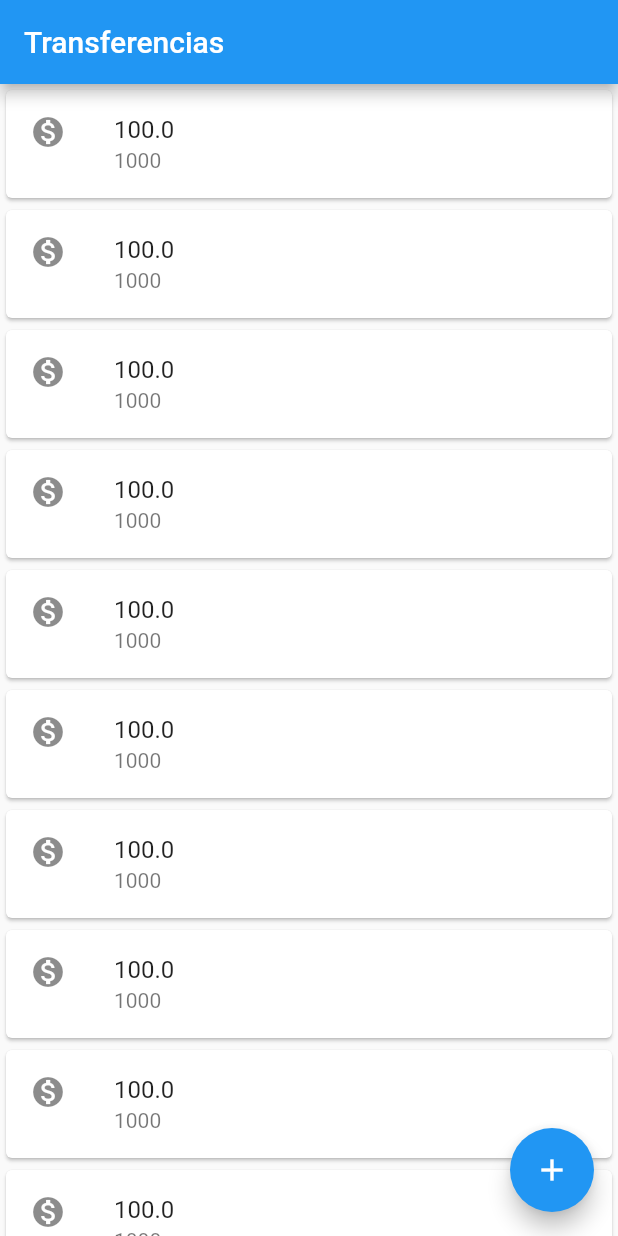
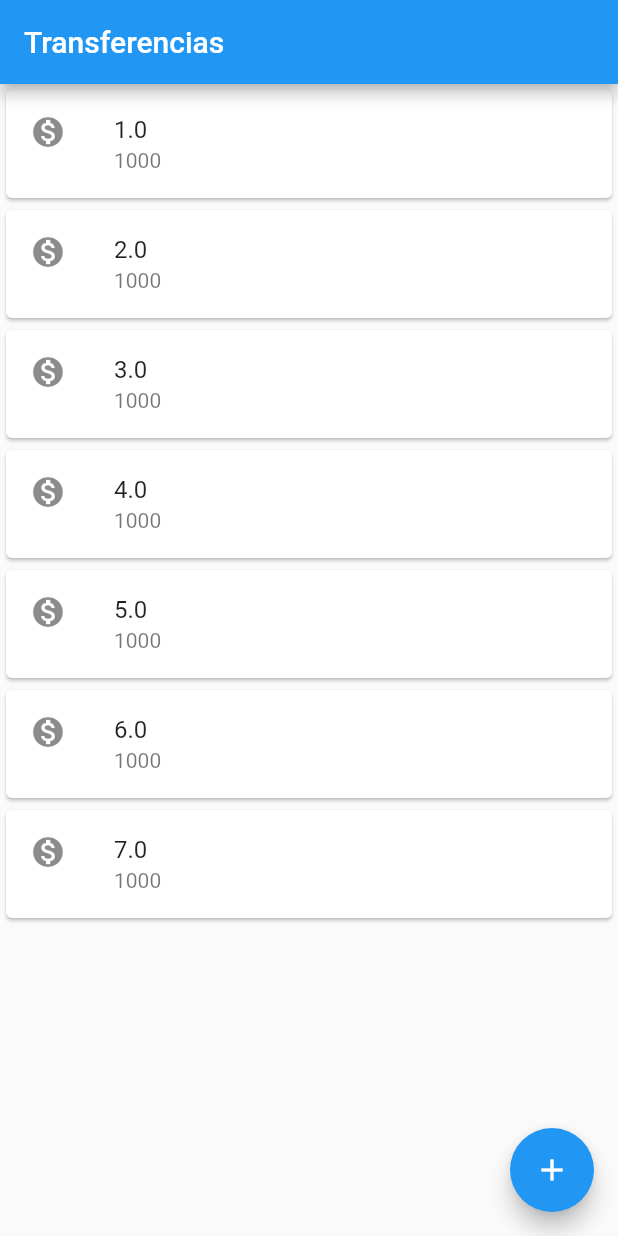
Before and after one commit to andytsunami/bytebank, a Flutter app: the screen it shows after launch, on a phone screen of 412 x 824 dp. Run offline on Flutter 3.47's test engine with Material 2 defaults, Android fonts, the phone set to English and light mode, and no system bars.

Commit message:
Extraindo classes de transferencia

```diff
--- a/lib/main.dart
+++ b/lib/main.dart
@@ -1,162 +1,52 @@
 import 'package:flutter/cupertino.dart';
 import 'package:flutter/material.dart';
 
-void main() =>
-    runApp(MaterialApp(
-      home: Scaffold(
-          body: Column(
-            children: <Widget>[
-              Card(
-                child: ListTile(
-                  leading: Icon(Icons.monetization_on),
-                  title: Text("100.0"),
-                  subtitle: Text("1000"),
-                ),
-              ), Card(
-                child: ListTile(
-                  leading: Icon(Icons.monetization_on),
-                  title: Text("100.0"),
-                  subtitle: Text("1000"),
-                ),
-              ), Card(
-                child: ListTile(
-                  leading: Icon(Icons.monetization_on),
-                  title: Text("100.0"),
-                  subtitle: Text("1000"),
-                ),
-              ), Card(
-                child: ListTile(
-                  leading: Icon(Icons.monetization_on),
-                  title: Text("100.0"),
-                  subtitle: Text("1000"),
-                ),
-              ), Card(
-                child: ListTile(
-                  leading: Icon(Icons.monetization_on),
-                  title: Text("100.0"),
-                  subtitle: Text("1000"),
-                ),
-              ), Card(
-                child: ListTile(
-                  leading: Icon(Icons.monetization_on),
-                  title: Text("100.0"),
-                  subtitle: Text("1000"),
-                ),
-              ), Card(
-                child: ListTile(
-                  leading: Icon(Icons.monetization_on),
-                  title: Text("100.0"),
-                  subtitle: Text("1000"),
-                ),
-              ),Card(
-                child: ListTile(
-                  leading: Icon(Icons.monetization_on),
-                  title: Text("100.0"),
-                  subtitle: Text("1000"),
-                ),
-              ),Card(
-                child: ListTile(
-                  leading: Icon(Icons.monetization_on),
-                  title: Text("100.0"),
-                  subtitle: Text("1000"),
-                ),
-              ),Card(
-                child: ListTile(
-                  leading: Icon(Icons.monetization_on),
-                  title: Text("100.0"),
-                  subtitle: Text("1000"),
-                ),
-              ),Card(
-                child: ListTile(
-                  leading: Icon(Icons.monetization_on),
-                  title: Text("100.0"),
-                  subtitle: Text("1000"),
-                ),
-              ),Card(
-                child: ListTile(
-                  leading: Icon(Icons.monetization_on),
-                  title: Text("100.0"),
-                  subtitle: Text("1000"),
-                ),
-              ),Card(
-                child: ListTile(
-                  leading: Icon(Icons.monetization_on),
-                  title: Text("100.0"),
-                  subtitle: Text("1000"),
-                ),
-              ),Card(
-                child: ListTile(
-                  leading: Icon(Icons.monetization_on),
-                  title: Text("100.0"),
-                  subtitle: Text("1000"),
-                ),
-              ),Card(
-                child: ListTile(
-                  leading: Icon(Icons.monetization_on),
-                  title: Text("100.0"),
-                  subtitle: Text("1000"),
-                ),
-              ),Card(
-                child: ListTile(
-                  leading: Icon(Icons.monetization_on),
-                  title: Text("100.0"),
-                  subtitle: Text("1000"),
-                ),
-              ),Card(
-                child: ListTile(
-                  leading: Icon(Icons.monetization_on),
-                  title: Text("100.0"),
-                  subtitle: Text("1000"),
-                ),
-              ),Card(
-                child: ListTile(
-                  leading: Icon(Icons.monetization_on),
-                  title: Text("100.0"),
-                  subtitle: Text("1000"),
-                ),
-              ),Card(
-                child: ListTile(
-                  leading: Icon(Icons.monetization_on),
-                  title: Text("100.0"),
-                  subtitle: Text("1000"),
-                ),
-              ),Card(
-                child: ListTile(
-                  leading: Icon(Icons.monetization_on),
-                  title: Text("100.0"),
-                  subtitle: Text("1000"),
-                ),
-              ),Card(
-                child: ListTile(
-                  leading: Icon(Icons.monetization_on),
-                  title: Text("100.0"),
-                  subtitle: Text("1000"),
-                ),
-              ),Card(
-                child: ListTile(
-                  leading: Icon(Icons.monetization_on),
-                  title: Text("100.0"),
-                  subtitle: Text("1000"),
-                ),
-              ),Card(
-                child: ListTile(
-                  leading: Icon(Icons.monetization_on),
-                  title: Text("100.0"),
-                  subtitle: Text("1000"),
-                ),
-              ),Card(
-                child: ListTile(
-                  leading: Icon(Icons.monetization_on),
-                  title: Text("100.0"),
-                  subtitle: Text("1000"),
-                ),
-              ),
-            ],
-          ),
-          appBar: AppBar(
-      title: Text("Transferencias"),
-    ),
+void main() => runApp(MaterialApp(
+        home: Scaffold(
+      body: ListaTransferencia(),
+      appBar: AppBar(
+        title: Text("Transferencias"),
+      ),
       floatingActionButton: FloatingActionButton(
         child: Icon(Icons.add),
       ),
     )));
+
+class ListaTransferencia extends StatelessWidget {
+  @override
+  Widget build(BuildContext context) {
+    return Column(children: <Widget>[
+      ItemTransferencia(Transferencia(1.000, 1000)),
+      ItemTransferencia(Transferencia(2.000, 1000)),
+      ItemTransferencia(Transferencia(3.000, 1000)),
+      ItemTransferencia(Transferencia(4.000, 1000)),
+      ItemTransferencia(Transferencia(5.000, 1000)),
+      ItemTransferencia(Transferencia(6.000, 1000)),
+      ItemTransferencia(Transferencia(7.000, 1000)),
+    ]);
+  }
+}
+
+class ItemTransferencia extends StatelessWidget {
+  final Transferencia _transferencia;
+
+  ItemTransferencia(this._transferencia);
+
+  @override
+  Widget build(BuildContext context) {
+    return Card(
+      child: ListTile(
+        leading: Icon(Icons.monetization_on),
+        title: Text(this._transferencia._valor.toString()),
+        subtitle: Text(this._transferencia._conta.toString()),
+      ),
+    );
+  }
+}
+
+class Transferencia {
+  final double _valor;
+  final int _conta;
+
+  Transferencia(this._valor, this._conta);
+}
```
